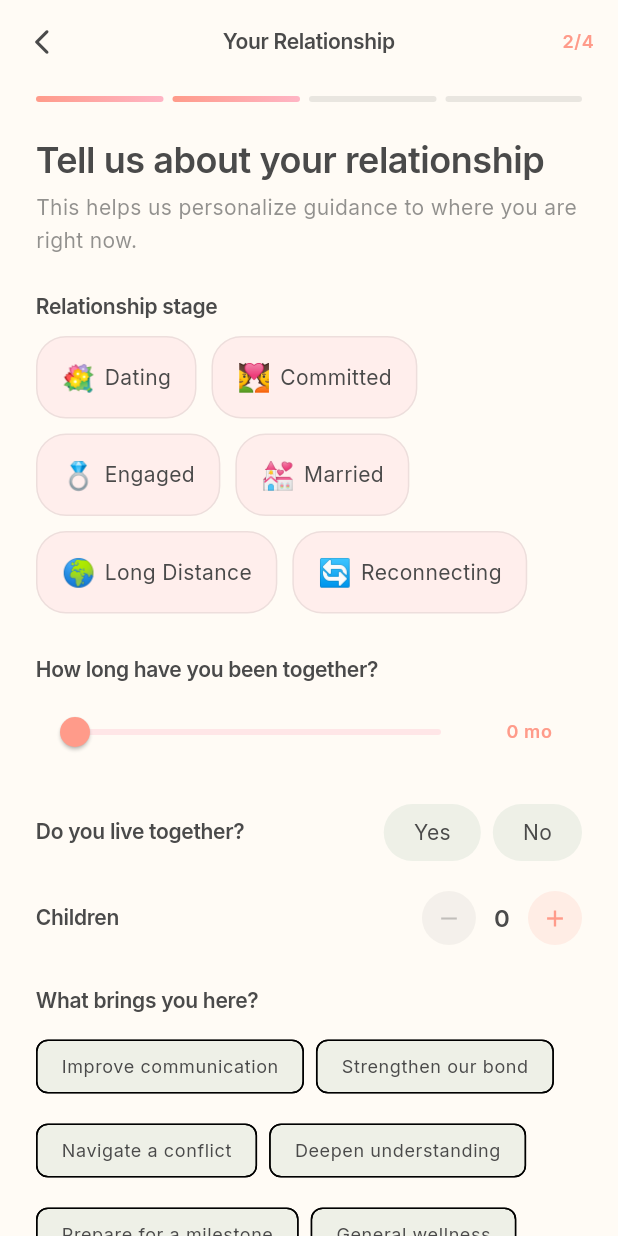
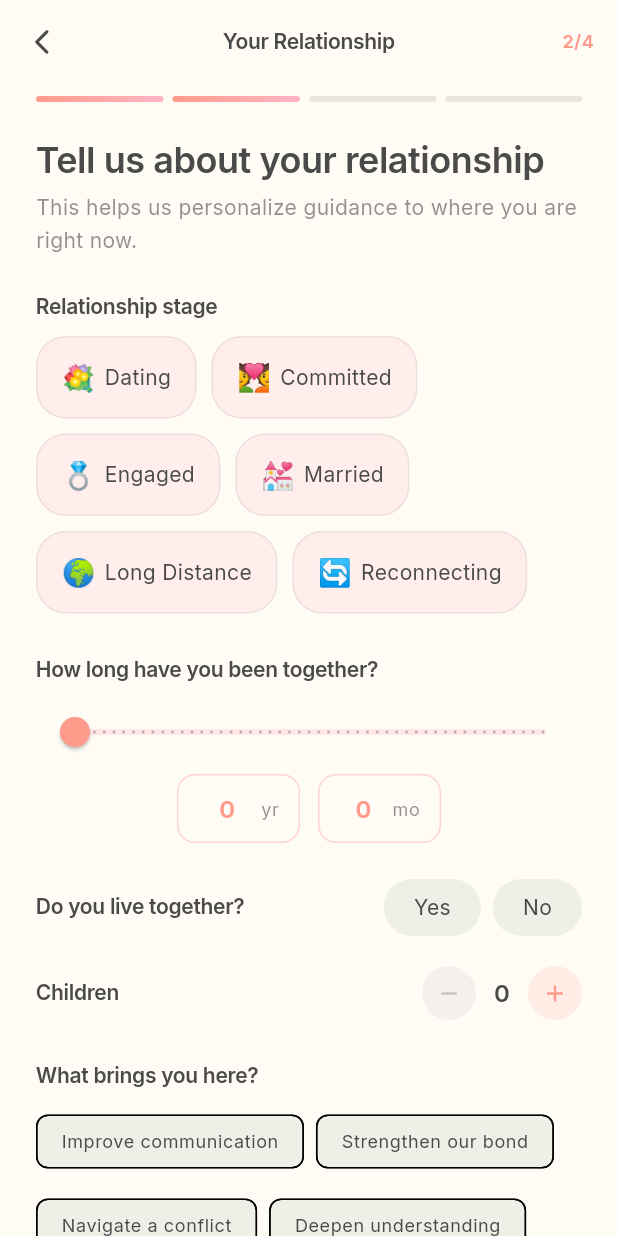
Before and after one commit to ikeoffiah/relationship-ai, a Flutter app: the OnboardingFlowScreen screen opened by its route, swiped to page 2, on a phone screen of 412 x 824 dp. Run offline on Flutter 3.47's test engine with Material 3 defaults, Android fonts, the phone set to English and light mode, and no system bars; our stand-ins replace app_links, dio, firebase_core, firebase_messaging, flutter_riverpod, flutter_secure_storage and 7 more; missing offline and left inert: livekit_client; accounts and stored records are empty; generated files the repository leaves out were written again; network calls fail.

Commit message:
Let users type the relationship duration (year/month fields synced to slider)
The "How long have you been together?" control was slider-only with a read-only
label. Replace the label with editable year and month fields that stay in
two-way sync with the slider: typing adjusts the value within the same
[0, 240]-month range; sliding updates the fields. Fields are only re-synced from
the slider when not being edited, so typing is never interrupted, and blur
normalises the split (e.g. 15 months → 1 yr 3 mo). Input is digits-only and
clamped to the slider's range.

Co-Authored-By: Claude Opus 4.8 <noreply@anthropic.com>

```diff
--- a/mobile/lib/features/onboarding/screens/relationship_context_screen.dart
+++ b/mobile/lib/features/onboarding/screens/relationship_context_screen.dart
@@ -1,4 +1,5 @@
 import 'package:flutter/material.dart';
+import 'package:flutter/services.dart';
 import 'package:provider/provider.dart';
 import 'package:mobile/core/theme/app_colors.dart';
 import 'package:mobile/features/onboarding/onboarding_viewmodel.dart';
@@ -116,41 +117,9 @@ class RelationshipContextScreen extends StatelessWidget {
               style: Theme.of(context).textTheme.headlineSmall,
             ),
             const SizedBox(height: 8),
-            Row(
-              children: [
-                Expanded(
-                  child: SliderTheme(
-                    data: SliderThemeData(
-                      activeTrackColor: AppColors.warmCoral,
-                      inactiveTrackColor:
-                          AppColors.softRose.withValues(alpha: 0.3),
-                      thumbColor: AppColors.warmCoral,
-                      overlayColor: AppColors.warmCoral.withValues(alpha: 0.15),
-                      trackHeight: 4,
-                    ),
-                    child: Slider(
-                      min: 0,
-                      max: 240,
-                      divisions: 48,
-                      value:
-                          (vm.relationshipDurationMonths ?? 0).toDouble(),
-                      onChanged: (v) =>
-                          vm.setRelationshipDuration(v.round()),
-                    ),
-                  ),
-                ),
-                SizedBox(
-                  width: 70,
-                  child: Text(
-                    _durationLabel(vm.relationshipDurationMonths ?? 0),
-                    textAlign: TextAlign.center,
-                    style: Theme.of(context).textTheme.bodySmall?.copyWith(
-                          fontWeight: FontWeight.w600,
-                          color: AppColors.warmCoral,
-                        ),
-                  ),
-                ),
-              ],
+            _DurationSelector(
+              months: vm.relationshipDurationMonths ?? 0,
+              onChanged: vm.setRelationshipDuration,
             ),
             const SizedBox(height: 24),
 
@@ -254,14 +223,6 @@ class RelationshipContextScreen extends StatelessWidget {
       ),
     );
   }
-
-  String _durationLabel(int months) {
-    if (months < 12) return '$months mo';
-    final years = months ~/ 12;
-    final rem = months % 12;
-    if (rem == 0) return '$years yr';
-    return '$years yr $rem mo';
-  }
 }
 
 // ── Helper widgets ───────────────────────────────────────────────────────────
@@ -347,3 +308,150 @@ class _CounterButton extends StatelessWidget {
     );
   }
 }
+
+/// Duration control that keeps a slider and editable year/month fields in sync.
+///
+/// Typing in either field adjusts the value within the same [0, _maxMonths]
+/// range as the slider; moving the slider updates the fields. The fields are
+/// only re-synced from the slider when they are not being edited, so typing is
+/// never interrupted.
+class _DurationSelector extends StatefulWidget {
+  final int months;
+  final ValueChanged<int> onChanged;
+
+  const _DurationSelector({required this.months, required this.onChanged});
+
+  @override
+  State<_DurationSelector> createState() => _DurationSelectorState();
+}
+
+class _DurationSelectorState extends State<_DurationSelector> {
+  static const int _maxMonths = 240; // 20 years, matching the slider max.
+
+  late final TextEditingController _yrCtrl;
+  late final TextEditingController _moCtrl;
+  final FocusNode _yrFocus = FocusNode();
+  final FocusNode _moFocus = FocusNode();
+
+  bool get _editing => _yrFocus.hasFocus || _moFocus.hasFocus;
+
+  @override
+  void initState() {
+    super.initState();
+    _yrCtrl = TextEditingController(text: '${widget.months ~/ 12}');
+    _moCtrl = TextEditingController(text: '${widget.months % 12}');
+    _yrFocus.addListener(_onFocusChange);
+    _moFocus.addListener(_onFocusChange);
+  }
+
+  @override
+  void didUpdateWidget(covariant _DurationSelector old) {
+    super.didUpdateWidget(old);
+    // Reflect slider-driven changes into the fields, but never mid-edit.
+    if (widget.months != old.months && !_editing) {
+      _syncFields(widget.months);
+    }
+  }
+
+  void _onFocusChange() {
+    // On blur, normalise the text to the canonical years/months split
+    // (e.g. "15" months typed → "1" yr "3" mo).
+    if (!_editing) _syncFields(widget.months);
+  }
+
+  void _syncFields(int months) {
+    final yr = '${months ~/ 12}';
+    final mo = '${months % 12}';
+    if (_yrCtrl.text != yr) _yrCtrl.text = yr;
+    if (_moCtrl.text != mo) _moCtrl.text = mo;
+  }
+
+  void _emitFromFields() {
+    final yr = int.tryParse(_yrCtrl.text.trim()) ?? 0;
+    final mo = int.tryParse(_moCtrl.text.trim()) ?? 0;
+    final total = (yr * 12 + mo).clamp(0, _maxMonths);
+    widget.onChanged(total);
+  }
+
+  @override
+  void dispose() {
+    _yrCtrl.dispose();
+    _moCtrl.dispose();
+    _yrFocus.dispose();
+    _moFocus.dispose();
+    super.dispose();
+  }
+
+  @override
+  Widget build(BuildContext context) {
+    final value = widget.months.clamp(0, _maxMonths).toDouble();
+    return Column(
+      children: [
+        SliderTheme(
+          data: SliderThemeData(
+            activeTrackColor: AppColors.warmCoral,
+            inactiveTrackColor: AppColors.softRose.withValues(alpha: 0.3),
+            thumbColor: AppColors.warmCoral,
+            overlayColor: AppColors.warmCoral.withValues(alpha: 0.15),
+            trackHeight: 4,
+          ),
+          child: Slider(
+            min: 0,
+            max: _maxMonths.toDouble(),
+            divisions: 48,
+            value: value,
+            onChanged: (v) => widget.onChanged(v.round()),
+          ),
+        ),
+        const SizedBox(height: 4),
+        Row(
+          mainAxisAlignment: MainAxisAlignment.center,
+          children: [
+            _field(_yrCtrl, _yrFocus, 'yr'),
+            const SizedBox(width: 12),
+            _field(_moCtrl, _moFocus, 'mo'),
+          ],
+        ),
+      ],
+    );
+  }
+
+  Widget _field(TextEditingController controller, FocusNode focus, String unit) {
+    return SizedBox(
+      width: 82,
+      child: TextField(
+        controller: controller,
+        focusNode: focus,
+        keyboardType: TextInputType.number,
+        textAlign: TextAlign.center,
+        inputFormatters: [
+          FilteringTextInputFormatter.digitsOnly,
+          LengthLimitingTextInputFormatter(3),
+        ],
+        onChanged: (_) => _emitFromFields(),
+        style: Theme.of(context).textTheme.bodyLarge?.copyWith(
+              fontWeight: FontWeight.w600,
+              color: AppColors.warmCoral,
+            ),
+        decoration: InputDecoration(
+          isDense: true,
+          suffixText: unit,
+          suffixStyle: Theme.of(context).textTheme.bodySmall?.copyWith(
+                color: AppColors.softCharcoal.withValues(alpha: 0.6),
+              ),
+          contentPadding:
+              const EdgeInsets.symmetric(vertical: 10, horizontal: 10),
+          enabledBorder: OutlineInputBorder(
+            borderRadius: BorderRadius.circular(12),
+            borderSide:
+                BorderSide(color: AppColors.softRose.withValues(alpha: 0.6)),
+          ),
+          focusedBorder: OutlineInputBorder(
+            borderRadius: BorderRadius.circular(12),
+            borderSide: const BorderSide(color: AppColors.warmCoral, width: 1.5),
+          ),
+        ),
+      ),
+    );
+  }
+}
```
